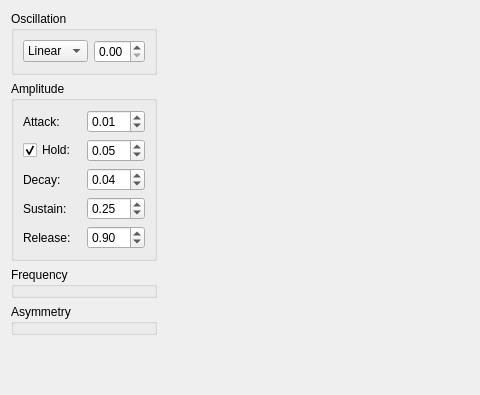
blagodarin/aulos, file studio/src/voice_editor.ui: the form before one commit; both pictures show x 0 to 480 and y 0 to 395 of the 918 by 629 pixel window.
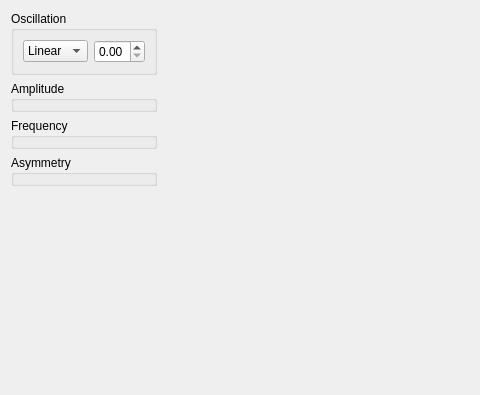
The form after the commit.

Diff of the .ui file:
```diff
--- a/studio/src/voice_editor.ui
+++ b/studio/src/voice_editor.ui
@@ -46,111 +46,6 @@
      <property name="title">
       <string>Amplitude</string>
      </property>
-     <layout class="QGridLayout" name="gridLayout">
-      <item row="0" column="0">
-       <widget class="QLabel" name="attackLabel">
-        <property name="text">
-         <string>Attack:</string>
-        </property>
-       </widget>
-      </item>
-      <item row="0" column="1">
-       <widget class="QDoubleSpinBox" name="attackSpin">
-        <property name="maximum">
-         <double>60.000000000000000</double>
-        </property>
-        <property name="singleStep">
-         <double>0.010000000000000</double>
-        </property>
-        <property name="value">
-         <double>0.010000000000000</double>
-        </property>
-       </widget>
-      </item>
-      <item row="1" column="0">
-       <widget class="QCheckBox" name="holdCheck">
-        <property name="text">
-         <string>Hold:</string>
-        </property>
-        <property name="checked">
-         <bool>true</bool>
-        </property>
-       </widget>
-      </item>
-      <item row="1" column="1">
-       <widget class="QDoubleSpinBox" name="holdSpin">
-        <property name="maximum">
-         <double>60.000000000000000</double>
-        </property>
-        <property name="singleStep">
-         <double>0.010000000000000</double>
-        </property>
-        <property name="value">
-         <double>0.050000000000000</double>
-        </property>
-       </widget>
-      </item>
-      <item row="2" column="0">
-       <widget class="QLabel" name="decayLabel">
-        <property name="text">
-         <string>Decay:</string>
-        </property>
-       </widget>
-      </item>
-      <item row="2" column="1">
-       <widget class="QDoubleSpinBox" name="decaySpin">
-        <property name="maximum">
-         <double>60.000000000000000</double>
-        </property>
-        <property name="singleStep">
-         <double>0.010000000000000</double>
-        </property>
-        <property name="value">
-         <double>0.040000000000000</double>
-        </property>
-       </widget>
-      </item>
-      <item row="3" column="0">
-       <widget class="QLabel" name="sustainLabel">
-        <property name="text">
-         <string>Sustain:</string>
-        </property>
-       </widget>
-      </item>
-      <item row="3" column="1">
-       <widget class="QDoubleSpinBox" name="sustainSpin">
-        <property name="maximum">
-         <double>1.000000000000000</double>
-        </property>
-        <property name="singleStep">
-         <double>0.010000000000000</double>
-        </property>
-        <property name="value">
-         <double>0.250000000000000</double>
-        </property>
-       </widget>
-      </item>
-      <item row="4" column="0">
-       <widget class="QLabel" name="releaseLabel">
-        <property name="text">
-         <string>Release:</string>
-        </property>
-       </widget>
-      </item>
-      <item row="4" column="1">
-       <widget class="QDoubleSpinBox" name="releaseSpin">
-        <property name="maximum">
-         <double>60.000000000000000</double>
-        </property>
-        <property name="singleStep">
-         <double>0.010000000000000</double>
-        </property>
-        <property name="value">
-         <double>0.900000000000000</double>
-        </property>
-       </widget>
-      </item>
-     </layout>
     </widget>
    </item>
    <item row="0" column="0">
```
Left out of the diff: 19 changed lines with no effect on the pictures.
